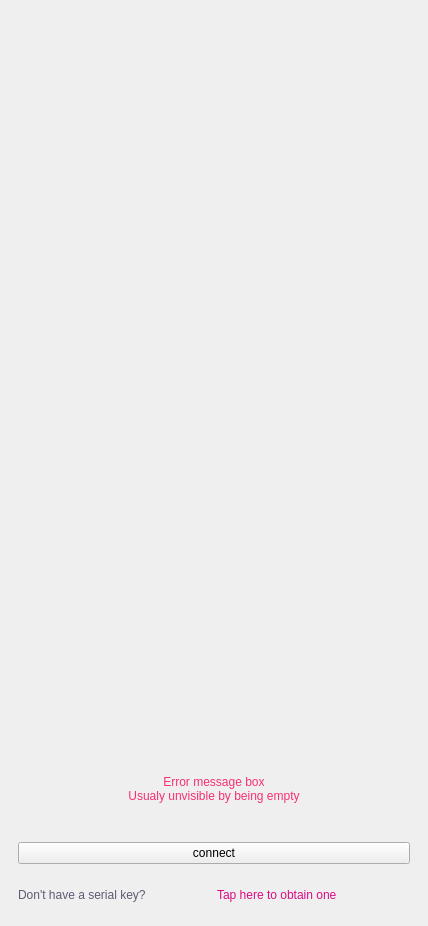
First picture: the form in forms/ui/login.ui, repository demlabs-cellframe/dap-ui-sdk, before the edit.
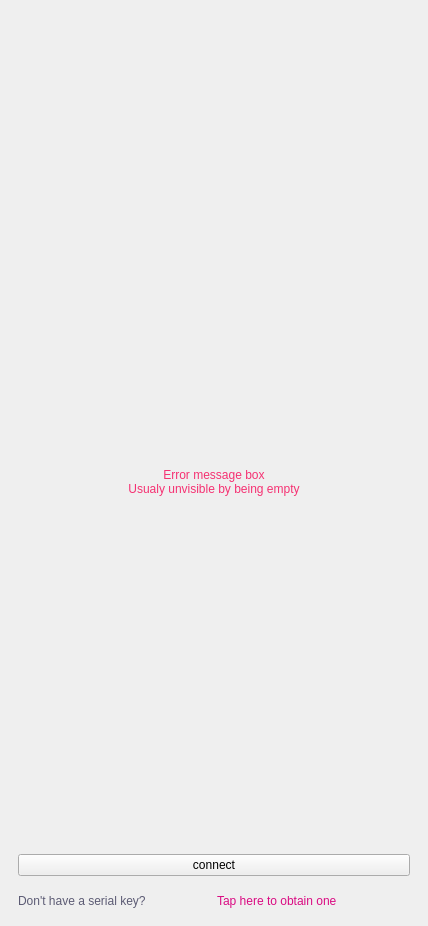
Second picture: the form after the edit. Icons and pictures are not drawn. Custom widgets are drawn as their Qt base class.

Commit message: finished login.ui scaling. added css style to KelGuiButton. fixed issue with KelGuiWidget not being a container. added WidgetsDebugSettings which allow to manipulate Custom Widgets while in QtDesigner (new menu appears at the top of QtCreator and Dock with WidgetsDebugSettings appear at the bottom)

```diff
--- a/forms/ui/login.ui
+++ b/forms/ui/login.ui
@@ -35,18 +35,15 @@
       <string>window backgroundcolor</string>
      </property>
      <layout class="QVBoxLayout" name="verticalLayout_2">
+      <property name="spacing">
+       <number>0</number>
+      </property>
       <item>
-       <spacer name="verticalSpacer">
-        <property name="orientation">
-         <enum>Qt::Vertical</enum>
+       <widget class="KelGuiWidget" name="kelGuiWidget_2">
+        <property name="cssStyle">
+         <string>login-margin-connect-top</string>
         </property>
-        <property name="sizeHint" stdset="0">
-         <size>
-          <width>20</width>
-          <height>40</height>
-         </size>
-        </property>
-       </spacer>
+       </widget>
       </item>
       <item>
        <widget class="QWidget" name="widget" native="true">
@@ -83,20 +80,23 @@
        </widget>
       </item>
       <item>
-       <spacer name="verticalSpacer_2">
-        <property name="orientation">
-         <enum>Qt::Vertical</enum>
+       <widget class="KelGuiWidget" name="kelGuiWidget_4">
+        <property name="styleSheet">
+         <string notr="true">#kelGuiWidget_4{ 	height: 20px; 	min-height: 20px; 	max-height: 20px; }</string>
         </property>
-        <property name="sizeHint" stdset="0">
-         <size>
-          <width>20</width>
-          <height>40</height>
-         </size>
+        <property name="cssStyle">
+         <string>login-margin-bottom</string>
         </property>
-       </spacer>
+       </widget>
       </item>
       <item>
        <widget class="KelGuiLabel" name="label_3">
+        <property name="sizePolicy">
+         <sizepolicy hsizetype="Preferred" vsizetype="Expanding">
+          <horstretch>0</horstretch>
+          <verstretch>0</verstretch>
+         </sizepolicy>
+        </property>
         <property name="styleSheet">
          <string notr="true">#label_3{ 	font: 13px/18px; 
  	color: #F53172; 
@@ -108,7 +108,7 @@
 Usualy unvisible by being empty</string>
         </property>
         <property name="alignment">
-         <set>Qt::AlignHCenter|Qt::AlignTop</set>
+         <set>Qt::AlignCenter</set>
         </property>
         <property name="cssStyle">
          <string>font13 red_error lato normal</string>
```
Left out of the diff: 19 changed lines with no effect on the pictures. The commit also changes 11 other files.
